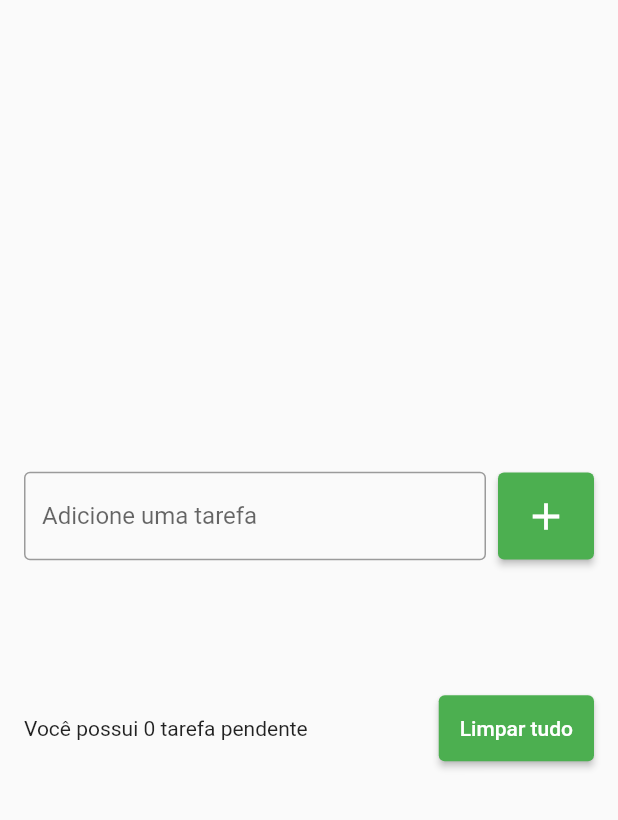
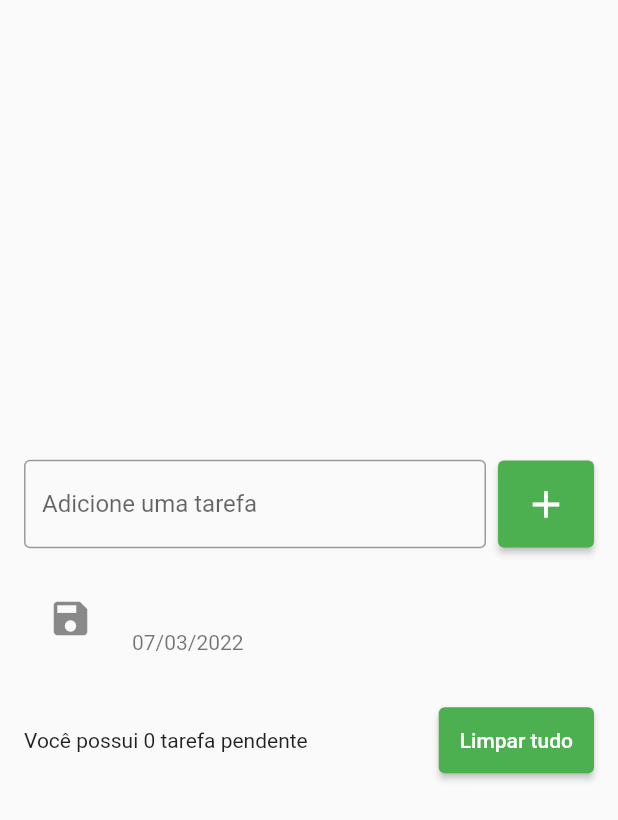
Before and after one commit to febranco/To-do-List, a Flutter app: the screen it shows after launch, after a tap on the "add" icon, on a phone screen of 412 x 824 dp. Shown: the top 820 px of the screen. Run offline on Flutter 3.47's test engine with Material 2 defaults, Android fonts, the phone set to English and light mode, and no system bars.

Commit message:
Implementação do flexible da lista e pegar os dados do ususarios digitar

```diff
--- a/lib/pages/todo_list_page.dart
+++ b/lib/pages/todo_list_page.dart
@@ -1,8 +1,18 @@
 import 'package:flutter/cupertino.dart';
 import 'package:flutter/material.dart';
 
-class TodoListPage extends StatelessWidget {
-  const TodoListPage({Key? key}) : super(key: key);
+class TodoListPage extends StatefulWidget {
+  TodoListPage({Key? key}) : super(key: key);
+
+  @override
+  State<TodoListPage> createState() => _TodoListPageState();
+}
+
+class _TodoListPageState extends State<TodoListPage> {
+  //controller para pegar o que o usuario digitar de tarefa
+  final TextEditingController todoController = TextEditingController();
+
+  List<String> todos = [];
 
   @override
   Widget build(BuildContext context) {
@@ -18,6 +28,7 @@ class TodoListPage extends StatelessWidget {
                 children: [
                   Expanded(
                     child: TextField(
+                      controller: todoController,
                         decoration: InputDecoration(
                         border: OutlineInputBorder(),
                         labelText: 'Adicione uma tarefa',
@@ -31,7 +42,14 @@ class TodoListPage extends StatelessWidget {
 
                   //butão desing e função
                   ElevatedButton(
-                    onPressed: () {},
+                    onPressed: () {
+                      String text = todoController.text;
+                      setState(() {
+                        todos.add(text);
+                      });
+                      todoController.clear();
+
+                    },
                     style: ElevatedButton.styleFrom(
                       primary: Colors.green,
                       padding: EdgeInsets.all(14),
@@ -45,14 +63,23 @@ class TodoListPage extends StatelessWidget {
               ),
               SizedBox(height: 16,),
               //lista de tarefas
-              ListView(
+              Flexible(
+                child: ListView(
                   //shirnkwrap regula o tamanho da tela da lista
                   shrinkWrap: true,
                   children: [
+                    for (String todo in todos)
                     ListTile(
+                      title: Text(todo),
+                      subtitle: Text('07/03/2022'),
+                      leading: Icon(Icons.save, size:30,),
+                      onTap: (){
+                        print('Tarefa: $todo');
+                      },
 
                     )
                   ],
+                ),
               ),
               SizedBox(height: 16,),
               Row(
```
Lines whose indentation alone changed are shown as unchanged.
